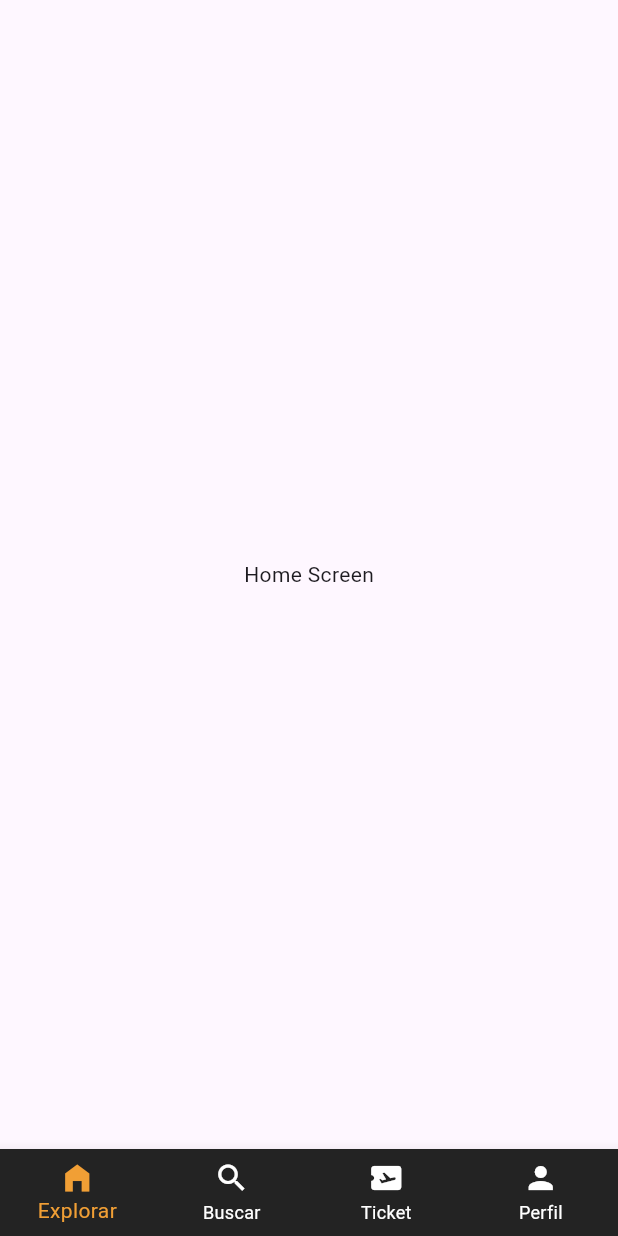
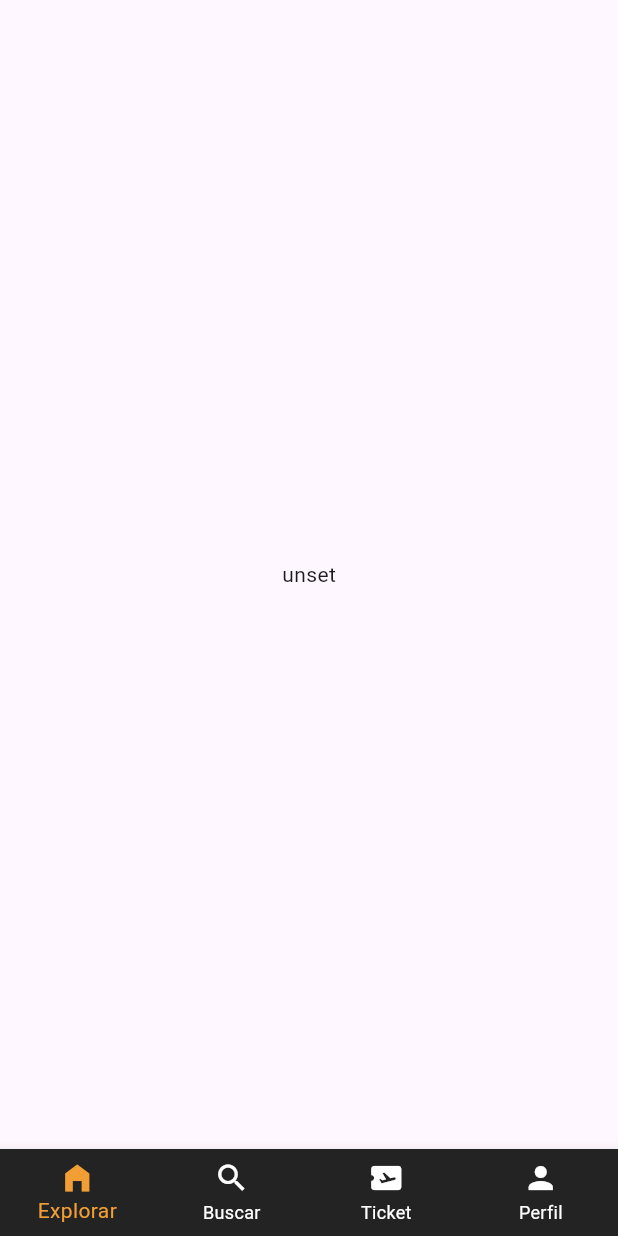
Before and after one commit to WX61-TuCine/Frontend-Flutter, a Flutter app: the screen it shows after launch, on a phone screen of 412 x 824 dp. Run offline on Flutter 3.47's test engine with Material 2 defaults, Android fonts, the phone set to English and light mode, and no system bars; our stand-ins replace flutter_dotenv, go_router.

Commit message:
feat: environment variables configure

```diff
--- /dev/null
+++ b/lib/config/constants/environment.dart
@@ -0,0 +1,5 @@
+import 'package:flutter_dotenv/flutter_dotenv.dart';
+
+class Environment {
+  static String theMovieDbKey = dotenv.env['THE_MOVIEDB_KEY'] ?? 'No hay valor';
+}
--- a/lib/presentation/screens/home/home_screen.dart
+++ b/lib/presentation/screens/home/home_screen.dart
@@ -1,4 +1,5 @@
 import 'package:flutter/material.dart';
+import 'package:tu_cine/config/constants/environment.dart';
 
 
 class HomeScreen extends StatefulWidget {
@@ -14,9 +15,9 @@ class HomeScreen extends StatefulWidget {
 class _HomeScreenState extends State<HomeScreen> {
   @override
   Widget build(BuildContext context) {
-    return const Scaffold(
+    return Scaffold(
       body: Center(
-        child: Text('Home Screen'),
+        child: Text(Environment.theMovieDbKey),
       ),
     );
   }
```
Also changed, not shown: lib/main.dart (+7 -1 lines), pubspec.yaml (+3 -6 lines), pubspec.lock.
